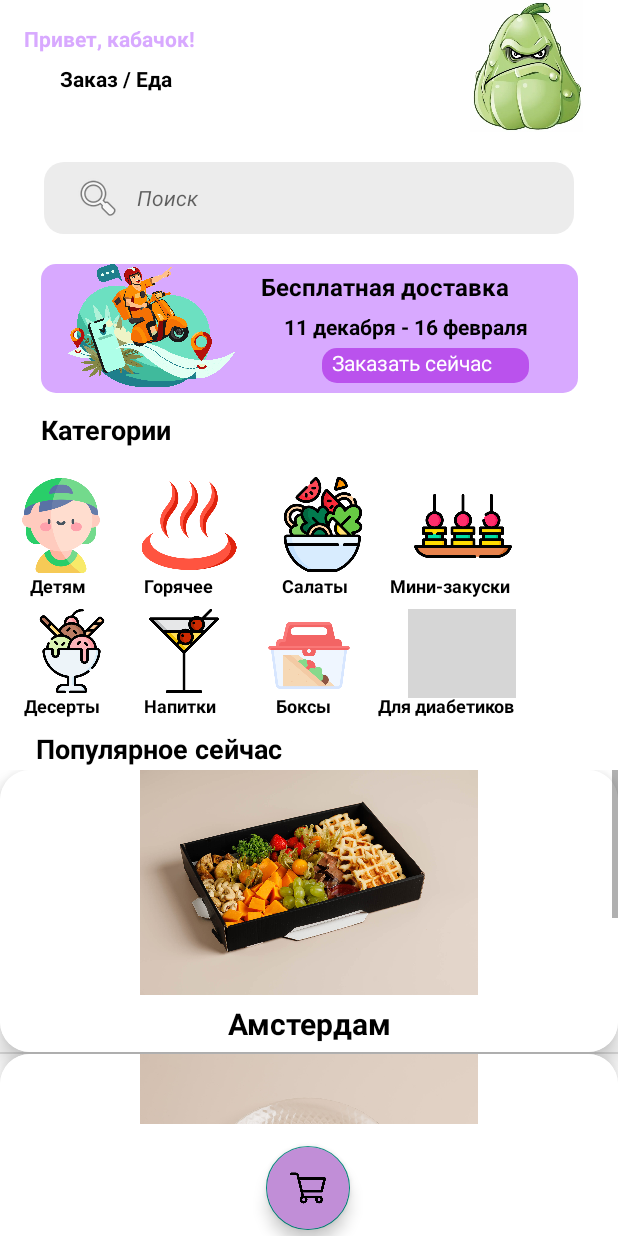
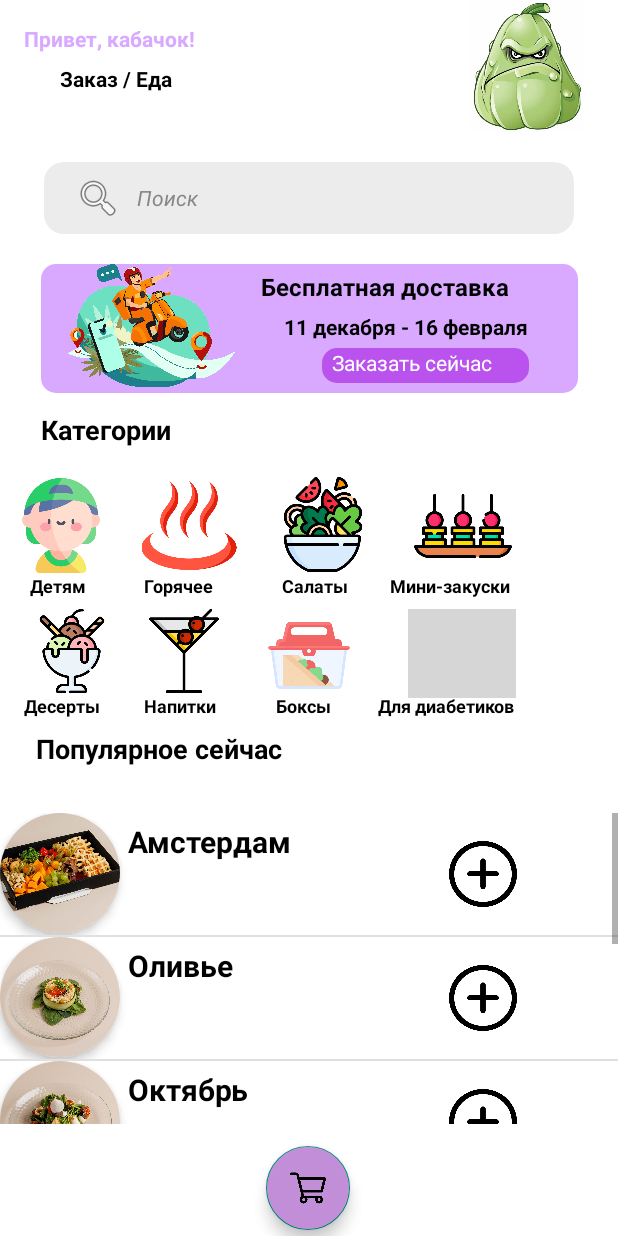
Before and after one commit to Ksusha4/BuffetLight, an Android app: the MainPage screen opened directly, with no data from a screen before it, on a phone screen of 412 x 824 dp. Run offline under Robolectric (Android 15) with nearby library versions, the light colour scheme and no system bars; grey boxes are pictures that could not be loaded.

Commit message:
еще один проект

```diff
--- a/app/src/main/java/com/example/buffetlight/CatalogActivity.java
+++ b/app/src/main/java/com/example/buffetlight/CatalogActivity.java
@@ -7,6 +7,7 @@ import android.widget.ListView;
 import android.widget.Toast;
 
 import androidx.appcompat.app.AppCompatActivity;
+import androidx.recyclerview.widget.GridLayoutManager;
 import androidx.recyclerview.widget.LinearLayoutManager;
 import androidx.recyclerview.widget.RecyclerView;
 
@@ -26,11 +27,15 @@ public class CatalogActivity extends AppCompatActivity {
 
         recyclerView = findViewById(R.id.recyclerView);
 
+
         // Заполнение списка данными
         listItems = new ArrayList<>();
         listItems.add(new ListItem("Амстердам", R.drawable.amsterdam));
         listItems.add(new ListItem("Оливье", R.drawable.olivier));
         listItems.add(new ListItem("Октябрь", R.drawable.october));
+        listItems.add(new ListItem("Яблочный компот", R.drawable.apple));
+        listItems.add(new ListItem("Кофе", R.drawable.coffee));
+        listItems.add(new ListItem("Коктель с огурцом", R.drawable.cucumber));
 
         // Инициализация адаптера и установка в RecyclerView
         adapter = new ListItemAdapter(this, listItems);
--- a/app/src/main/java/com/example/buffetlight/MainPage.java
+++ b/app/src/main/java/com/example/buffetlight/MainPage.java
@@ -4,11 +4,14 @@ import android.annotation.SuppressLint;
 import android.content.Intent;
 import android.os.Bundle;
 import android.view.View;
+import android.widget.LinearLayout;
 import android.widget.ListView;
 
 import androidx.activity.EdgeToEdge;
 import androidx.appcompat.app.AppCompatActivity;
 import androidx.constraintlayout.widget.ConstraintLayout;
+import androidx.recyclerview.widget.GridLayoutManager;
+import androidx.recyclerview.widget.LinearLayoutManager;
 
 import java.util.ArrayList;
 
@@ -31,6 +34,9 @@ public class MainPage extends AppCompatActivity {
         listItems.add(new ListItem("Амстердам", R.drawable.amsterdam));
         listItems.add(new ListItem("Оливье", R.drawable.olivier));
         listItems.add(new ListItem("Октябрь", R.drawable.october));
+        listItems.add(new ListItem("Яблочный компот", R.drawable.apple));
+        listItems.add(new ListItem("Кофе", R.drawable.coffee));
+        listItems.add(new ListItem("Коктель с огурцом", R.drawable.cucumber));
 
         // Установка адаптера
         ListItemAdapter adapter = new ListItemAdapter(this, listItems);
--- /dev/null
+++ b/app/src/main/res/drawable/rounded_image.xml
@@ -0,0 +1,6 @@
+<?xml version="1.0" encoding="utf-8"?>
+    <shape xmlns:android="http://schemas.android.com/apk/res/android" android:shape="rectangle">
+        <corners android:radius="86dp" /> <!-- Радиус закругления -->
+        <solid android:color="#FFFFFF" /> <!-- Белый фон (по желанию) -->
+        <stroke android:width="5dp" android:color="#d8a9ff" /> <!-- Оранжевая рамка -->
+    </shape>
--- a/app/src/main/res/layout/activity_main.xml
+++ b/app/src/main/res/layout/activity_main.xml
@@ -3,14 +3,15 @@
     xmlns:app="http://schemas.android.com/apk/res-auto"
     xmlns:tools="http://schemas.android.com/tools"
     android:id="@+id/StartApp"
-    android:layout_width="wrap_content"
+    android:layout_width="match_parent"
     android:layout_height="wrap_content"
     tools:context=".MainActivity">
 
     <ImageView
         android:id="@+id/imageView4"
-        android:layout_width="wrap_content"
+        android:layout_width="match_parent"
         android:layout_height="wrap_content"
+        android:scaleType="centerCrop"
         app:layout_constraintEnd_toEndOf="parent"
         app:layout_constraintTop_toTopOf="parent"
         app:srcCompat="@drawable/buffetlight" />
@@ -31,12 +32,12 @@
 
     <TextView
         android:id="@+id/textView"
-        android:layout_width="wrap_content"
+        android:layout_width="match_parent"
         android:layout_height="wrap_content"
         android:gravity="center"
         android:text="Заказ фуршетов и выездных банкетов"
         android:textColor="#d8a9ff"
-        android:textSize="32sp"
+        android:textSize="32dp"
         android:textStyle="bold"
         app:layout_constraintBottom_toBottomOf="parent"
         app:layout_constraintEnd_toEndOf="parent"
--- a/app/src/main/res/layout/activity_main_page.xml
+++ b/app/src/main/res/layout/activity_main_page.xml
@@ -70,10 +70,12 @@
                     android:drawablePadding="10dp"
                     android:ems="10"
                     android:hint="Поиск"
+                    android:textColorHint="#878787"
                     android:inputType="text"
                     android:paddingStart="20dp"
                     android:textSize="14sp"
                     android:textStyle="italic"
+                    android:textColor="@color/black"
                     app:layout_constraintEnd_toEndOf="parent"
                     app:layout_constraintStart_toStartOf="parent"
                     app:layout_constraintTop_toBottomOf="@+id/imageView" />
@@ -357,9 +359,10 @@
 
                 <ListView
                     android:id="@+id/aboba"
-                    android:layout_width="wrap_content"
-                    android:layout_height="236dp"
+                    android:layout_width="match_parent"
+                    android:layout_height="207dp"
                     app:layout_constraintBottom_toBottomOf="parent"
+                    app:layout_constraintEnd_toEndOf="parent"
                     app:layout_constraintStart_toStartOf="parent" />
 
             </androidx.constraintlayout.widget.ConstraintLayout>
--- a/app/src/main/res/layout/recyclerview_card.xml
+++ b/app/src/main/res/layout/recyclerview_card.xml
@@ -1,35 +1,59 @@
 <?xml version="1.0" encoding="utf-8"?>
-
-    <androidx.cardview.widget.CardView xmlns:android="http://schemas.android.com/apk/res/android"
+    <androidx.constraintlayout.widget.ConstraintLayout
+    xmlns:android="http://schemas.android.com/apk/res/android"
         xmlns:app="http://schemas.android.com/apk/res-auto"
+        xmlns:tools="http://schemas.android.com/tools"
         android:layout_width="match_parent"
         android:layout_height="wrap_content"
-        android:layout_margin="10dp"
         app:cardElevation="10dp"
         app:cardCornerRadius="20dp">
 
-        <LinearLayout
-            android:layout_width="match_parent"
-            android:layout_height="match_parent"
-            android:background="@color/white"
-            android:orientation="vertical">
+    <androidx.cardview.widget.CardView
+        android:id="@+id/frameLayout"
+        android:layout_width="wrap_content"
+        android:layout_height="wrap_content"
+        app:cardElevation="4dp"
+        app:cardCornerRadius="40dp"
+        android:layout_margin="8dp"
+        android:backgroundTint="@color/white"
+        tools:ignore="MissingConstraints">
 
         <ImageView
             android:id="@+id/imageView8"
-                android:layout_width="match_parent"
-                android:layout_height="150dp"
-                app:srcCompat="@drawable/ic_launcher_background" />
+            android:layout_width="80dp"
+            android:layout_height="80dp"
+            android:scaleType="centerCrop"
+            app:layout_constraintBottom_toBottomOf="parent"
+            app:layout_constraintStart_toStartOf="parent"
+            app:layout_constraintTop_toTopOf="parent"
+            tools:ignore="MissingConstraints" />
+    </androidx.cardview.widget.CardView>
 
     <TextView
         android:id="@+id/textView5"
-                android:layout_width="match_parent"
-                android:layout_height="wrap_content"
-                android:gravity="center"
+        android:layout_width="219dp"
+        android:layout_height="81dp"
+        android:gravity="start"
         android:padding="5dp"
+        android:text="TextView"
         android:textColor="@color/black"
+        android:textSize="20sp"
         android:textStyle="bold"
-                android:text="TextView"
-                android:textSize="20sp" />
-        </LinearLayout>
+        app:layout_constraintBottom_toBottomOf="parent"
+        app:layout_constraintEnd_toEndOf="parent"
+        app:layout_constraintHorizontal_bias="0.0"
+        app:layout_constraintStart_toEndOf="@+id/frameLayout"
+        app:layout_constraintTop_toTopOf="parent"
+        app:layout_constraintVertical_bias="1.0"
+        tools:ignore="MissingConstraints" />
 
-    </androidx.cardview.widget.CardView>
+    <Button
+        android:id="@+id/button"
+        android:layout_width="45dp"
+        android:layout_height="44dp"
+        android:background="@drawable/add"
+        app:layout_constraintBottom_toBottomOf="parent"
+        app:layout_constraintStart_toEndOf="@+id/textView5"
+        app:layout_constraintTop_toTopOf="parent" />
+
+</androidx.constraintlayout.widget.ConstraintLayout>
```
Lines whose indentation alone changed are shown as unchanged.
